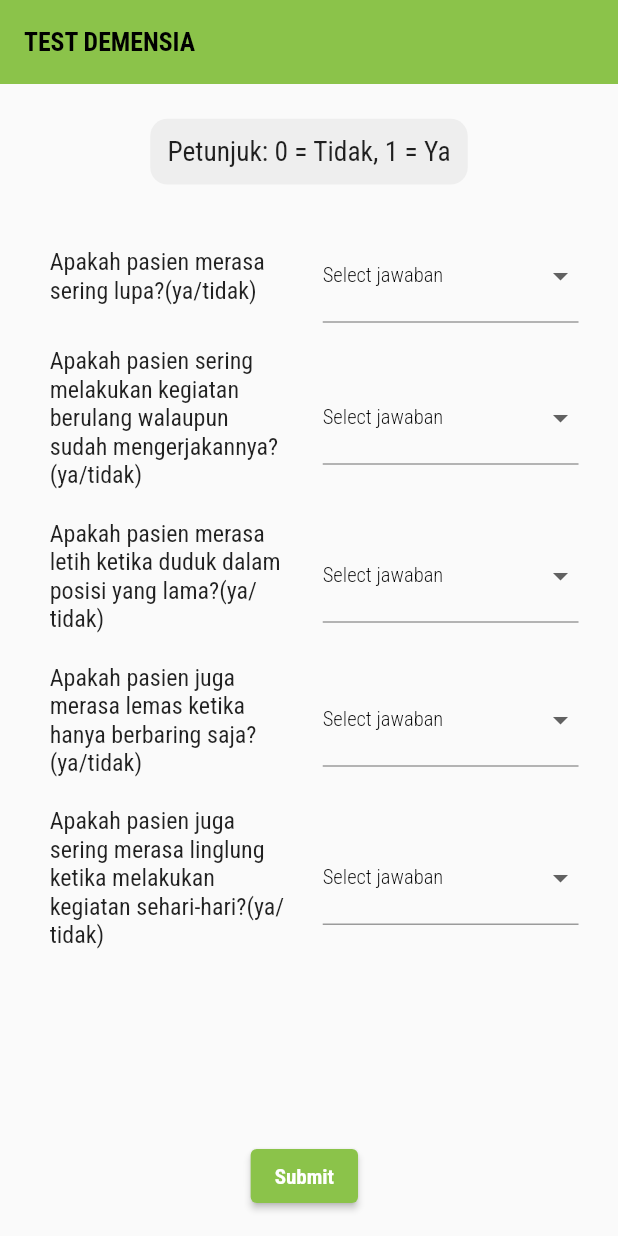
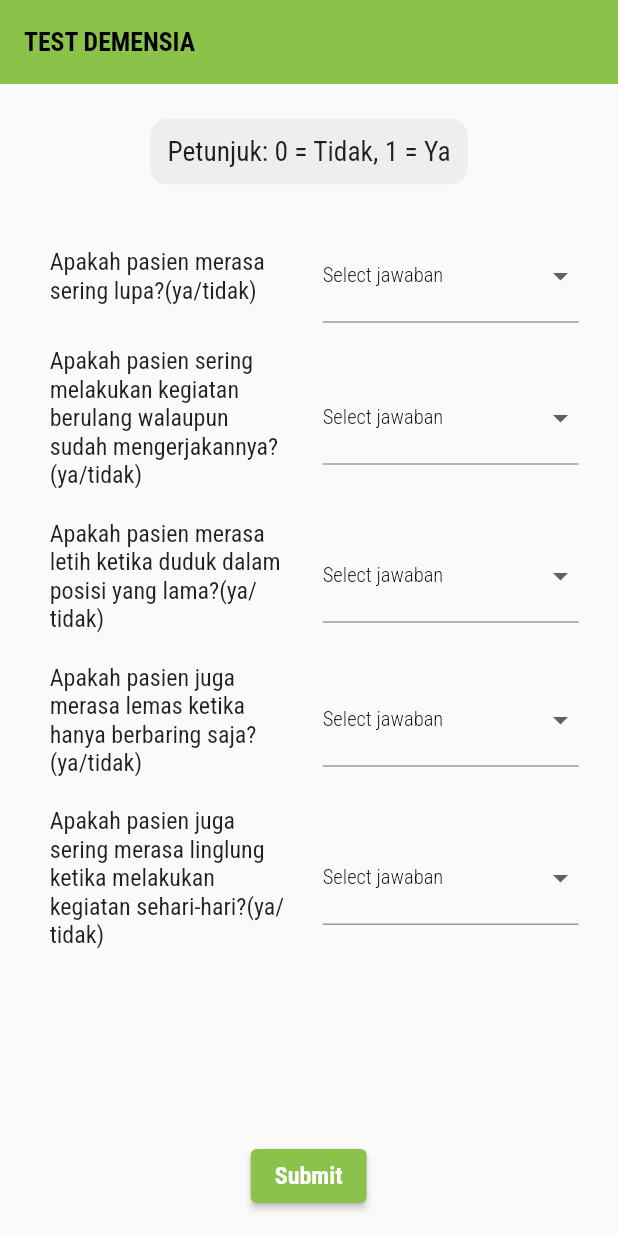
Before and after one commit to Razzaq44/PPB_Demen-care, a Flutter app: the TestDemen screen opened by its route, on a phone screen of 412 x 824 dp. Run offline on Flutter 3.47's test engine with Material 2 defaults, Android fonts, the phone set to English and light mode, and no system bars; our stand-ins replace cloud_firestore, firebase_auth, firebase_core, flutter_screenutil, get, google_fonts and 1 more; accounts and stored records are empty.

Commit message:
menyesuaikan ukuran button

```diff
--- a/lib/pasien/test_demensia.dart
+++ b/lib/pasien/test_demensia.dart
@@ -225,9 +225,7 @@ class _TestDemenState extends State<TestDemen> {
             ),
             child: Text(
               'Submit',
-              style: TextStyle(
-                fontWeight: FontWeight.bold,
-              ),
+              style: TextStyle(fontWeight: FontWeight.bold, fontSize: 14.sp),
             ),
           ),
         ],
```
